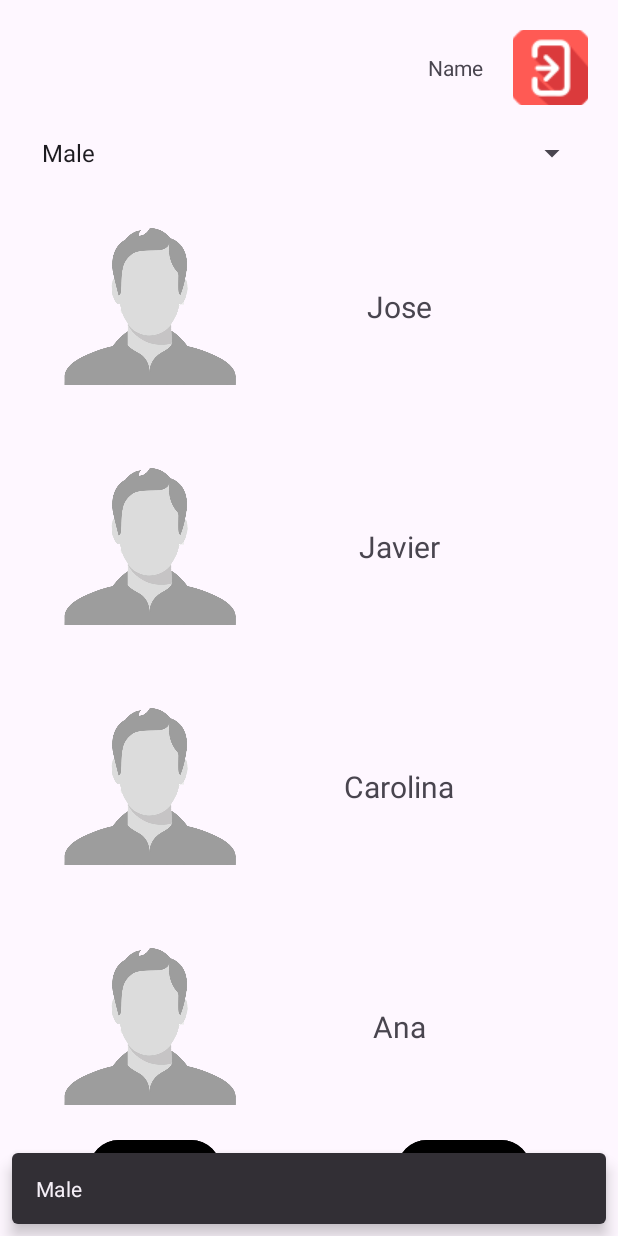
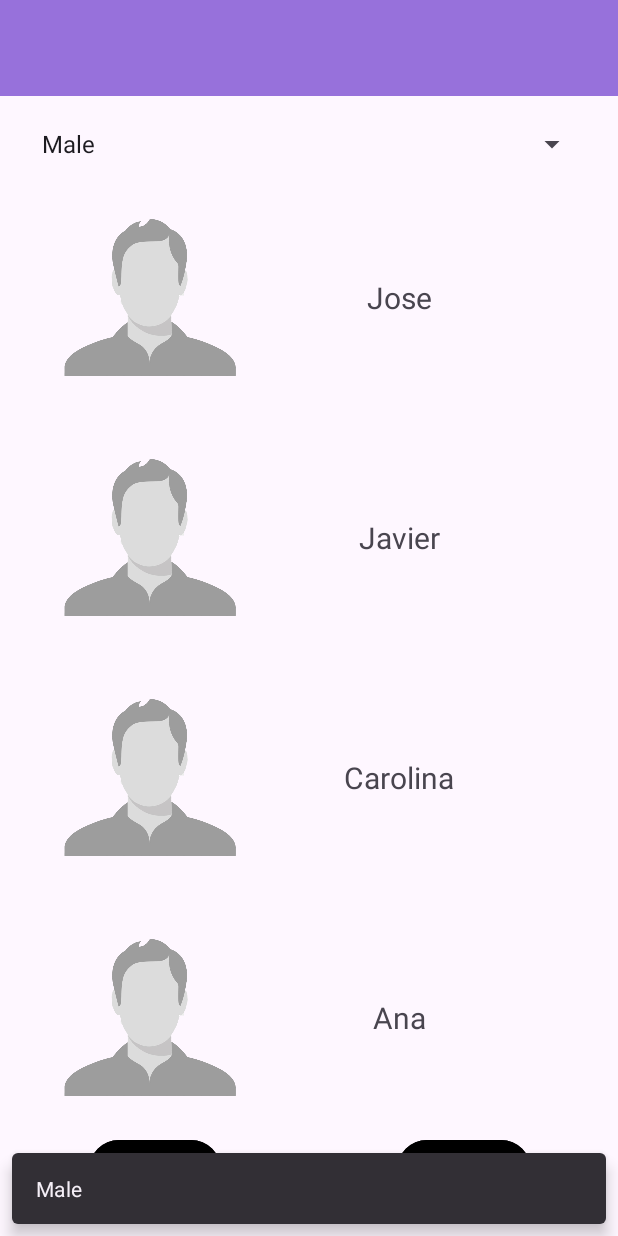
Before and after one commit to Terciodecuplo/DAMSecondYear, an Android app: the SecondActivity screen opened directly, with no data from a screen before it, on a phone screen of 412 x 824 dp. Run offline under Robolectric (Android 15) with nearby library versions, the phone set to English and light mode, and no system bars; 1 statement that could not run was skipped.

Commit message:
added a new toolbar. btn exit deleted

```diff
--- a/Modulos/PMDM/Tema2/Listados/app/src/main/java/com/example/listados/SecondActivity.kt
+++ b/Modulos/PMDM/Tema2/Listados/app/src/main/java/com/example/listados/SecondActivity.kt
@@ -4,7 +4,6 @@ import android.os.Bundle
 import android.view.View
 import android.widget.AdapterView
 import android.widget.AdapterView.OnItemSelectedListener
-import android.widget.SimpleAdapter
 import androidx.appcompat.app.AppCompatActivity
 import androidx.recyclerview.widget.ItemTouchHelper
 import androidx.recyclerview.widget.LinearLayoutManager
@@ -15,7 +14,8 @@ import com.example.listados.model.Contact
 import com.example.listados.model.User
 import com.google.android.material.snackbar.Snackbar
 
-class SecondActivity : AppCompatActivity() {
+// TODO: PASO 5 -> Implemento la interfaz en el destino de la comunicación
+class SecondActivity : AppCompatActivity(), UsersAdapter.OnUserRecyclerListener {
 
     private lateinit var binding: ActivitySecondBinding
     private lateinit var restoredFromPreviousScreen: User
@@ -38,14 +38,11 @@ class SecondActivity : AppCompatActivity() {
             la clase SecondActivity. Podría usarse "applicationContext" pero dado que se usa una
             interfaz de callback, applicationContext no nos permitiría usarla.
          */
-        usersAdapter = UsersAdapter(userList,this)
+        usersAdapter = UsersAdapter(userList, this)
 
         // se usa el método getSerializable aunque esté deprecated
         restoredFromPreviousScreen = intent.extras?.getSerializable("usuario") as User
-        binding.userName.text = restoredFromPreviousScreen.name
-        binding.logoutBtn.setOnClickListener {
-            finish()
-        }
+
         binding.genderFilter.onItemSelectedListener = object : OnItemSelectedListener {
             override fun onItemSelected(
                 parent: AdapterView<*>?,
@@ -66,13 +63,20 @@ class SecondActivity : AppCompatActivity() {
         // parte gráfica -> XML
         binding.usersRecycler.adapter = usersAdapter
         // indica cómo se comporta el recyclerView, en este caso, se comporte linealmente vertical
-        binding.usersRecycler.layoutManager = LinearLayoutManager(applicationContext, LinearLayoutManager.VERTICAL, false)
+        binding.usersRecycler.layoutManager =
+            LinearLayoutManager(applicationContext, LinearLayoutManager.VERTICAL, false)
         // parte datos -> adapter RecyclerView.Adapter<ViewHolder> (el patrón de representación de los datos)
 
-        binding.createBtn.setOnClickListener{
-            usersAdapter.addContact(Contact("contacto", "contactisimo", "12345567", R.drawable.user_image))
+        binding.createBtn.setOnClickListener {
+            usersAdapter.addContact(
+                Contact(
+                    "contacto",
+                    "contactisimo",
+                    "12345567",
+                    R.drawable.user_image
+                )
+            )
         }
-
         // Enlaza el recycleView a swipeToDelete para que se ejecute la funcionalidad
         binding.usersRecycler.layoutManager = LinearLayoutManager(this)
 
@@ -85,4 +89,11 @@ class SecondActivity : AppCompatActivity() {
         val itemTouchHelper = ItemTouchHelper(swipeHandler)
         itemTouchHelper.attachToRecyclerView(binding.usersRecycler)
     }
+
+    override fun onUserSelected(contact: Contact) {
+        Snackbar.make(
+            binding.root, "Contacto recibido con nombre ${contact.name}",
+            Snackbar.LENGTH_SHORT
+        ).show()
+    }
 }
--- a/Modulos/PMDM/Tema2/Listados/app/src/main/java/com/example/listados/adapter/UsersAdapter.kt
+++ b/Modulos/PMDM/Tema2/Listados/app/src/main/java/com/example/listados/adapter/UsersAdapter.kt
@@ -10,11 +10,15 @@ import androidx.recyclerview.widget.RecyclerView
 import androidx.recyclerview.widget.RecyclerView.ViewHolder
 import com.example.listados.R
 import com.example.listados.model.Contact
-import com.example.listados.model.User
 
 class UsersAdapter(var userList: ArrayList<Contact>, var context: Context) :
     RecyclerView.Adapter<UsersAdapter.MyHolder>() {
 
+    //TODO: PASO 4 -> creo un objeto de la interfaz de callback y la inicializo en el bloque init
+    private var listener: OnUserRecyclerListener
+    init {
+        listener = context as OnUserRecyclerListener
+    }
     class MyHolder(item: View) : ViewHolder(item) {
         /* estructura base del recycler view, template de la fila
          * la vista (view) hace referencia al item_recycler.xml
@@ -22,8 +26,6 @@ class UsersAdapter(var userList: ArrayList<Contact>, var context: Context) :
          */
         var imageArea: ImageView
         var nameArea: TextView
-
-        // init es un método que se ejecuta siempre, sí o sí
         init {
             imageArea = item.findViewById(R.id.row_image)
             nameArea = item.findViewById(R.id.row_name)
@@ -33,16 +35,17 @@ class UsersAdapter(var userList: ArrayList<Contact>, var context: Context) :
     // estos métodos de abajo definen cómo se pintan cada una de las filas
 
     // crea el template para cada fila y lo almacena en caché
-    override fun onCreateViewHolder(parent: ViewGroup, viewType: Int): MyHolder   {
+    override fun onCreateViewHolder(parent: ViewGroup, viewType: Int): MyHolder {
         /*
-        * LayoutInflater -> Objeto de tipo vista, se usa para transformar el objeto R(int) en View
+        * LayoutInflater -> Objeto de tipo vista, aquí se usa para transformar el objeto R(int) en View
         * .from(context) -> qué cogemos. En este caso se pasa la pantalla donde se ponen los datos
         * .inflate(arg1 -> ruta al xml donde está el template
         * ,arg2 -> dónde quieres ponerlo. en este caso en el parent, que representa el layoutinflater
         * ,arg3 -> si lo quieres attached. Si es true, los elementos se mantienen inmutables (en
         *           nuestro caso no interesa porque es una lista actualizable)
         * */
-        var vista: View = LayoutInflater.from(context).inflate(R.layout.item_recycler, parent, false)
+        var vista: View =
+            LayoutInflater.from(context).inflate(R.layout.item_recycler, parent, false)
         return MyHolder(vista) // devuelve el template para cada fila
     }
 
@@ -56,16 +59,26 @@ class UsersAdapter(var userList: ArrayList<Contact>, var context: Context) :
         var user = userList[position]
         holder.imageArea.setImageResource(user.image)
         holder.nameArea.text = user.name
+        holder.nameArea.setOnClickListener {
+            // TODO: PASO 3 -> llamo al método de la interfaz y le paso el usuario de la lista
+            listener.onUserSelected(user)
+        }
     }
 
-    // permite añadir un
-    fun addContact(contact:Contact){
+    // permite añadir un elemento nuevo
+    fun addContact(contact: Contact) {
         this.userList.add(contact)
-        notifyItemInserted(userList.size-1)
+        notifyItemInserted(userList.size - 1)
     }
 
-    fun removeAt(position: Int){
+    fun removeAt(position: Int) {
         this.userList.removeAt(position)
         notifyItemRemoved(position)
     }
+
+    // TODO: PASO 1 -> crear interfaz en el origen de los datos (adapter en este caso)
+    interface OnUserRecyclerListener {
+        // TODO: PASO 2 -> crear un método con el dato a comunicar como parámetro
+        fun onUserSelected(contact: Contact)
+    }
 }
--- a/Modulos/PMDM/Tema2/Listados/app/src/main/res/layout/activity_second.xml
+++ b/Modulos/PMDM/Tema2/Listados/app/src/main/res/layout/activity_second.xml
@@ -6,25 +6,14 @@
     android:layout_height="match_parent"
     tools:context=".SecondActivity">
 
-    <ImageButton
-        android:id="@+id/logout_btn"
-        android:layout_width="50dp"
-        android:layout_height="50dp"
-        android:layout_marginTop="20dp"
-        android:layout_marginRight="20dp"
-        android:src="@drawable/log_out"
+    <androidx.appcompat.widget.Toolbar
+        android:id="@+id/toolbar"
+        android:layout_width="0dp"
+        android:layout_height="wrap_content"
+        android:background="@color/toolbar_color"
         app:layout_constraintEnd_toEndOf="parent"
+        app:layout_constraintStart_toStartOf="parent"
         app:layout_constraintTop_toTopOf="parent" />
-
-    <TextView
-        android:id="@+id/userName"
-        android:layout_width="wrap_content"
-        android:layout_height="wrap_content"
-        android:layout_marginRight="20dp"
-        android:text="@string/userName"
-        app:layout_constraintBottom_toBottomOf="@+id/logout_btn"
-        app:layout_constraintEnd_toStartOf="@+id/logout_btn"
-        app:layout_constraintTop_toTopOf="@+id/logout_btn" />
 
     <Spinner
         android:id="@+id/gender_filter"
@@ -34,7 +23,7 @@
         android:entries="@array/genders"
         app:layout_constraintEnd_toEndOf="parent"
         app:layout_constraintStart_toStartOf="parent"
-        app:layout_constraintTop_toBottomOf="@+id/logout_btn" />
+        app:layout_constraintTop_toBottomOf="@+id/toolbar" />
 
     <Button
         android:id="@+id/filter_btn"
--- a/Modulos/PMDM/Tema2/Listados/app/src/main/res/values/colors.xml
+++ b/Modulos/PMDM/Tema2/Listados/app/src/main/res/values/colors.xml
@@ -2,4 +2,5 @@
 <resources>
     <color name="black">#FF000000</color>
     <color name="white">#FFFFFFFF</color>
+    <color name="toolbar_color">#9771DB</color>
 </resources>
```
Also changed, not shown: Modulos/PMDM/Tema2/Listados/app/src/main/java/com/example/listados/SwipeToDeleteCallback.kt (+13 -2 lines).
